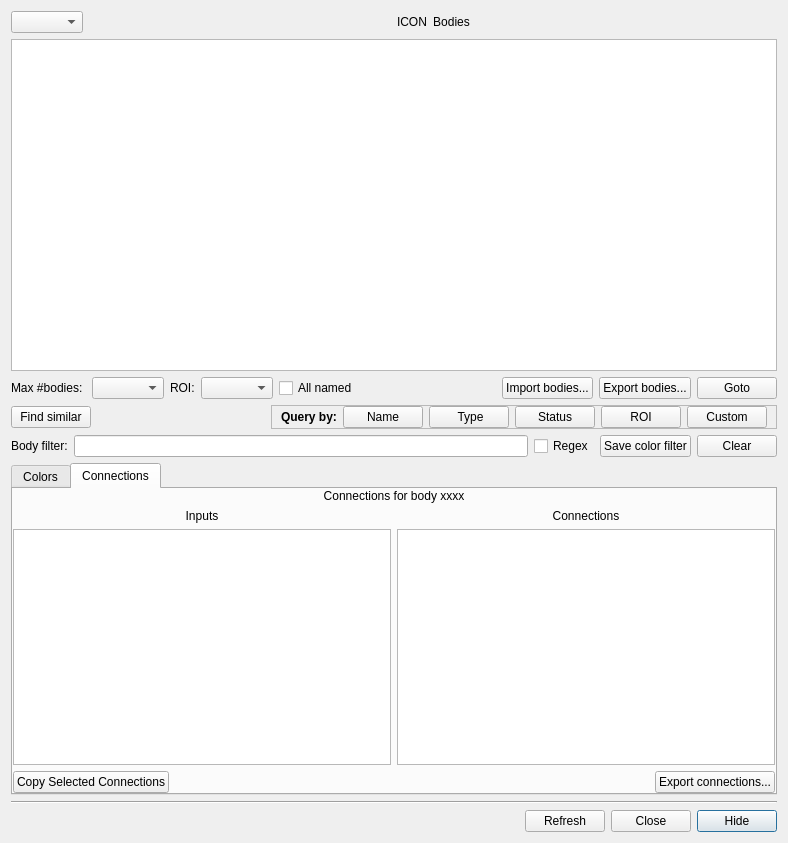
Above: neurolabi/gui/dialogs/flyembodyinfodialog.ui from janelia-flyem/NeuTu before the change. Below: the same form after it.
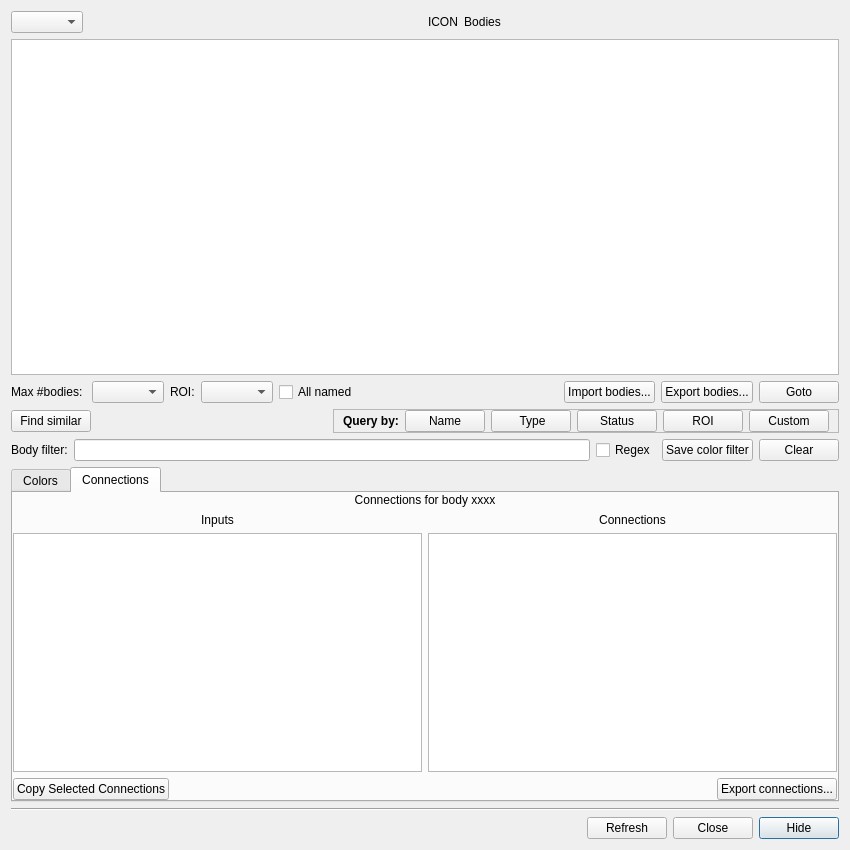
That is the form after the change.

The edit to the form file:
```diff
--- a/neurolabi/gui/dialogs/flyembodyinfodialog.ui
+++ b/neurolabi/gui/dialogs/flyembodyinfodialog.ui
@@ -6,8 +6,8 @@
    <rect>
     <x>0</x>
     <y>0</y>
-    <width>788</width>
-    <height>843</height>
+    <width>850</width>
+    <height>850</height>
    </rect>
   </property>
   <property name="windowTitle">
@@ -197,7 +197,6 @@
            <widget class="QLabel" name="label">
             <property name="font">
              <font>
-              <weight>75</weight>
               <bold>true</bold>
              </font>
             </property>
```
